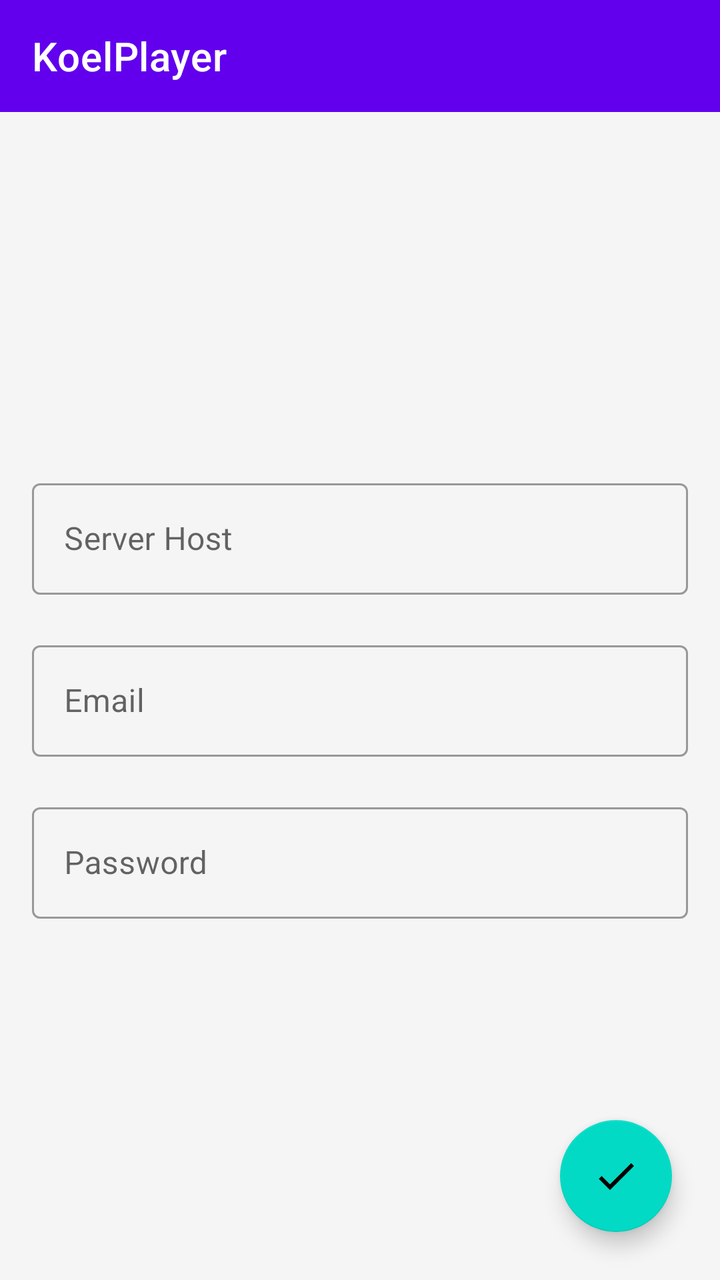
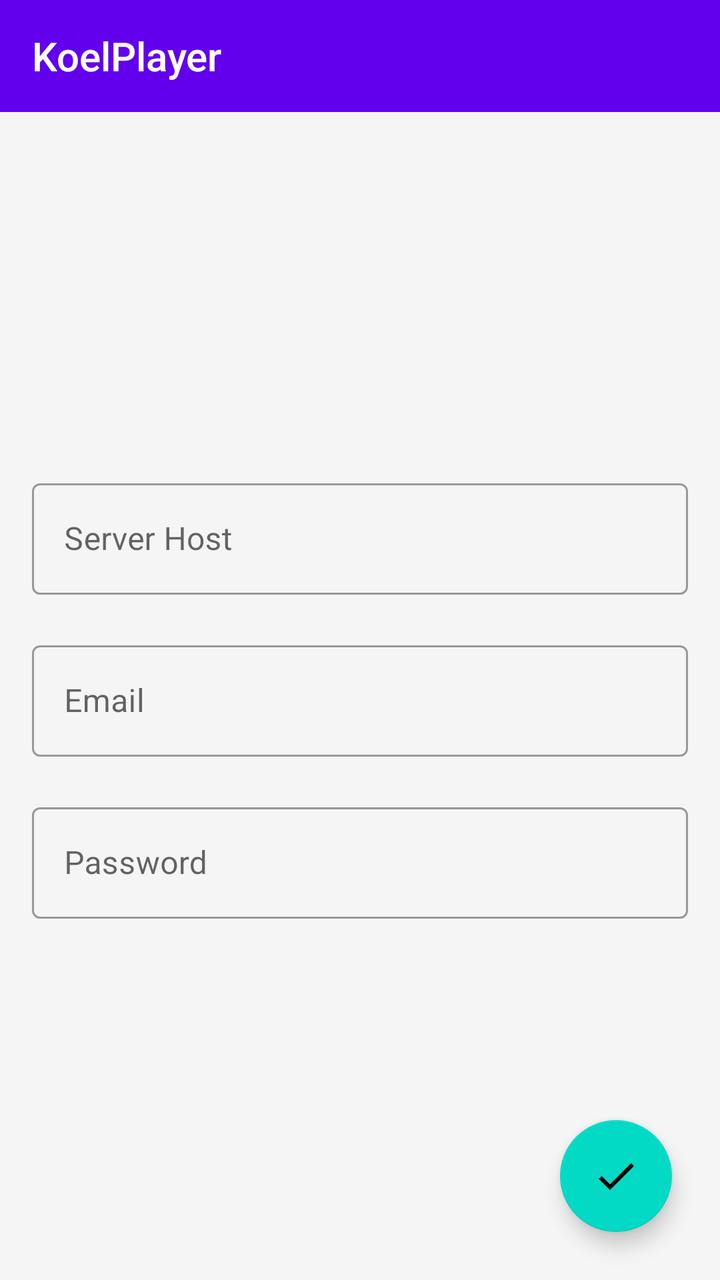

Before-and-after screenshots of an Android layout around one commit, followed by the original layout XML and the change that was made.
<!-- AndroidManifest.xml: application theme Theme.KoelPlayer -->
<!-- res/layout/activity_server_settings.xml -->
<?xml version="1.0" encoding="utf-8"?>
<RelativeLayout xmlns:android="http://schemas.android.com/apk/res/android"
    xmlns:app="http://schemas.android.com/apk/res-auto"
    android:layout_width="match_parent"
    android:layout_height="match_parent">

    <com.google.android.material.appbar.AppBarLayout
        android:id="@+id/serverAppBar"
        android:layout_width="match_parent"
        android:layout_height="wrap_content"
        android:fitsSystemWindows="true">

        <androidx.appcompat.widget.Toolbar
            android:layout_width="match_parent"
            android:layout_height="?attr/actionBarSize"
            app:title="@string/app_name"
            app:titleTextColor="@android:color/white" />
    </com.google.android.material.appbar.AppBarLayout>

    <RelativeLayout
        android:layout_width="match_parent"
        android:layout_height="match_parent"
        android:layout_below="@id/serverAppBar"
        android:gravity="center"
        android:padding="@dimen/activity_content_margin">

        <com.google.android.material.textfield.TextInputLayout
            android:id="@+id/serverHostLayout"
            style="@style/Widget.MaterialComponents.TextInputLayout.OutlinedBox"
            android:layout_width="match_parent"
            android:layout_height="wrap_content">

            <com.google.android.material.textfield.TextInputEditText
                android:id="@+id/serverHost"
                android:layout_width="match_parent"
                android:layout_height="wrap_content"
                android:hint="@string/server_host"
                android:inputType="text" />
        </com.google.android.material.textfield.TextInputLayout>

        <com.google.android.material.textfield.TextInputLayout
            android:id="@+id/serverEmailLayout"
            style="@style/Widget.MaterialComponents.TextInputLayout.OutlinedBox"
            android:layout_width="match_parent"
            android:layout_height="wrap_content"
            android:layout_below="@+id/serverHostLayout"
            android:layout_marginTop="@dimen/edit_text_margin">

            <com.google.android.material.textfield.TextInputEditText
                android:id="@+id/serverEmail"
                android:layout_width="match_parent"
                android:layout_height="wrap_content"
                android:hint="@string/email"
                android:inputType="text" />
        </com.google.android.material.textfield.TextInputLayout>

        <com.google.android.material.textfield.TextInputLayout
            android:id="@+id/serverPasswordLayout"
            style="@style/Widget.MaterialComponents.TextInputLayout.OutlinedBox"
            android:layout_width="match_parent"
            android:layout_height="wrap_content"
            android:layout_below="@+id/serverEmailLayout"
            android:layout_marginTop="@dimen/edit_text_margin">

            <com.google.android.material.textfield.TextInputEditText
                android:id="@+id/serverPassword"
                android:layout_width="match_parent"
                android:layout_height="wrap_content"
                android:hint="@string/password"
                android:inputType="textPassword" />
        </com.google.android.material.textfield.TextInputLayout>
    </RelativeLayout>

    <com.google.android.material.floatingactionbutton.FloatingActionButton
        android:id="@+id/fab"
        android:layout_width="wrap_content"
        android:layout_height="wrap_content"
        android:layout_alignParentEnd="true"
        android:layout_alignParentBottom="true"
        android:layout_margin="@dimen/fab_margin"
        android:contentDescription="@string/done"
        app:srcCompat="@drawable/ic_check" />

</RelativeLayout>
<!-- resources referenced by this layout -->
<resources>
  <dimen name="activity_content_margin">16dp</dimen>
  <dimen name="edit_text_margin">20dp</dimen>
  <dimen name="fab_margin">24dp</dimen>
  <!-- drawable ic_check (drawable) -->
  <vector xmlns:android="http://schemas.android.com/apk/res/android"
      android:width="24dp"
      android:height="24dp"
      android:tint="#FFFFFF"
      android:viewportWidth="24"
      android:viewportHeight="24">
      <path
          android:fillColor="@android:color/white"
          android:pathData="M9,16.17L4.83,12l-1.42,1.41L9,19 21,7l-1.41,-1.41z" />
  </vector>
  <string name="app_name">KoelPlayer</string>
  <string name="done">Done</string>
  <string name="email">Email</string>
  <string name="password">Password</string>
  <string name="server_host">Server Host</string>
  <style name="Theme.KoelPlayer" parent="Theme.MaterialComponents.DayNight.NoActionBar">
          
          <item name="colorPrimary">@color/purple_500</item>
          <item name="colorPrimaryVariant">@color/purple_700</item>
          <item name="colorOnPrimary">@color/white</item>
          
          <item name="colorSecondary">@color/teal_200</item>
          <item name="colorSecondaryVariant">@color/teal_700</item>
          <item name="colorOnSecondary">@color/black</item>
          
          <item name="android:statusBarColor">?attr/colorPrimaryVariant</item>
          
          <item name="android:windowBackground">@color/activity_bg</item>
          <item name="colorControlNormal">@color/black</item>
      </style>
  <color name="purple_500">#FF6200EE</color>
  <color name="purple_700">#FF3700B3</color>
  <color name="white">#FFFFFFFF</color>
  <color name="teal_200">#FF03DAC5</color>
  <color name="teal_700">#FF018786</color>
  <color name="black">#FF000000</color>
  <color name="activity_bg">#FFF5F5F5</color>
</resources>

<!-- the commit's change to res/layout/activity_server_settings.xml (unified diff, before → after) -->
@@ -13,8 +13,7 @@
         <androidx.appcompat.widget.Toolbar
             android:layout_width="match_parent"
             android:layout_height="?attr/actionBarSize"
-            app:title="@string/app_name"
-            app:titleTextColor="@android:color/white" />
+            app:title="@string/app_name" />
     </com.google.android.material.appbar.AppBarLayout>
 
     <RelativeLayout
<!-- resource entries referenced after the edit -->
@@ -31,6 +31,8 @@
           
           <item name="android:statusBarColor">?attr/colorPrimaryVariant</item>
           
+          <item name="toolbarStyle">@style/Theme.KoelPlayer.Toolbar</item>
+          
           <item name="android:windowBackground">@color/activity_bg</item>
           <item name="colorControlNormal">@color/black</item>
       </style>
@@ -40,6 +42,11 @@
   <color name="teal_200">#FF03DAC5</color>
   <color name="teal_700">#FF018786</color>
   <color name="black">#FF000000</color>
+  <style name="Theme.KoelPlayer.Toolbar" parent="Widget.AppCompat.Toolbar">
+          <item name="titleTextColor">@color/white</item>
+          <item name="subtitleTextColor">@color/white</item>
+          <item name="android:background">?attr/colorPrimary</item>
+      </style>
   <color name="activity_bg">#FFF5F5F5</color>
 </resources>
 
